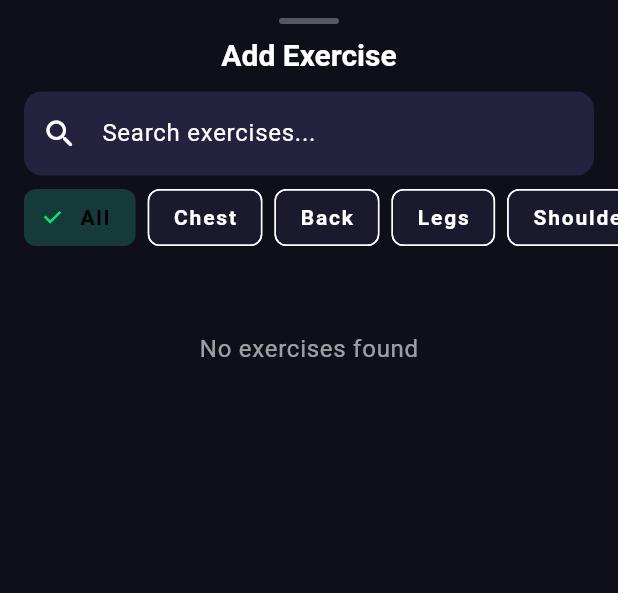
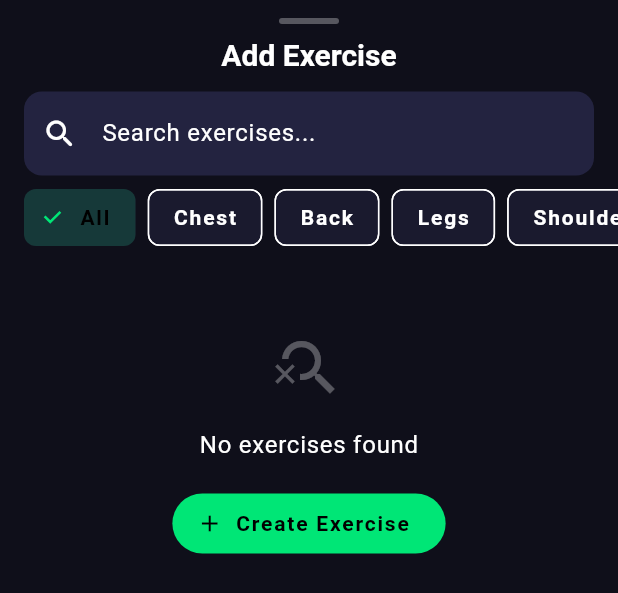
Before and after one commit to CaioLacerda88/gymbuddy-app, a Flutter app: the _SheetBody widget shown alone on an empty page, opened directly, on a phone screen of 412 x 824 dp. Shown: the top 593 px of the screen. Run offline on Flutter 3.47's test engine with Material 3 defaults, Android fonts, the phone set to English and light mode, and no system bars; our stand-ins replace cached_network_image, flutter_dotenv, flutter_riverpod, freezed_annotation, go_router, hive_flutter and 1 more; accounts and stored records are empty; generated files the repository leaves out were written again.

Commit message:
feat(workouts): add Create Exercise shortcut to exercise picker empty state
Co-Authored-By: Claude Sonnet 4.6 <noreply@anthropic.com>

```diff
--- a/lib/features/workouts/ui/widgets/exercise_picker_sheet.dart
+++ b/lib/features/workouts/ui/widgets/exercise_picker_sheet.dart
@@ -2,6 +2,7 @@ import 'dart:async';
 
 import 'package:flutter/material.dart';
 import 'package:flutter_riverpod/flutter_riverpod.dart';
+import 'package:go_router/go_router.dart';
 
 import '../../../exercises/models/exercise.dart';
 import '../../../exercises/providers/exercise_providers.dart';
@@ -153,13 +154,35 @@ class _SheetBodyState extends ConsumerState<_SheetBody> {
                     child: Center(
                       child: Padding(
                         padding: const EdgeInsets.only(top: 48),
-                        child: Text(
-                          'No exercises found',
-                          style: theme.textTheme.bodyLarge?.copyWith(
-                            color: theme.colorScheme.onSurface.withValues(
-                              alpha: 0.6,
+                        child: Column(
+                          mainAxisAlignment: MainAxisAlignment.center,
+                          children: [
+                            Icon(
+                              Icons.search_off,
+                              size: 48,
+                              color: theme.colorScheme.onSurface.withValues(
+                                alpha: 0.3,
+                              ),
                             ),
-                          ),
+                            const SizedBox(height: 16),
+                            Text(
+                              'No exercises found',
+                              style: theme.textTheme.bodyLarge,
+                            ),
+                            const SizedBox(height: 16),
+                            FilledButton.icon(
+                              onPressed: () {
+                                Navigator.pop(context);
+                                context.push('/exercises/create');
+                              },
+                              icon: const Icon(Icons.add),
+                              label: Text(
+                                _query.isNotEmpty
+                                    ? 'Create "$_query"'
+                                    : 'Create Exercise',
+                              ),
+                            ),
+                          ],
                         ),
                       ),
                     ),
```
